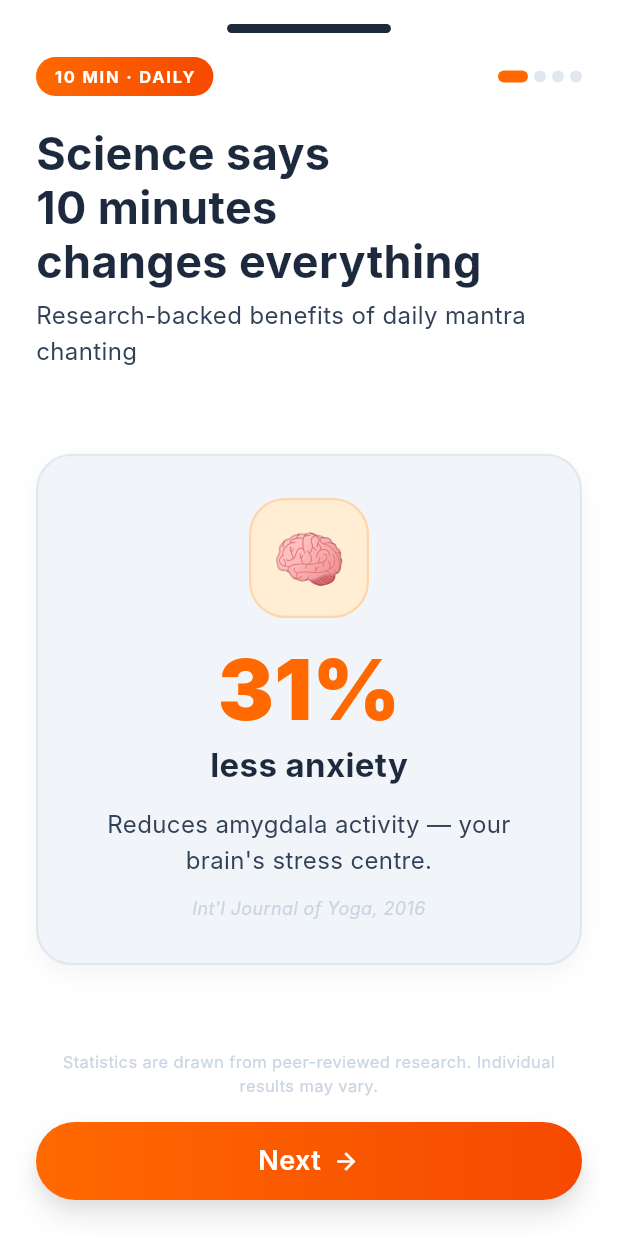
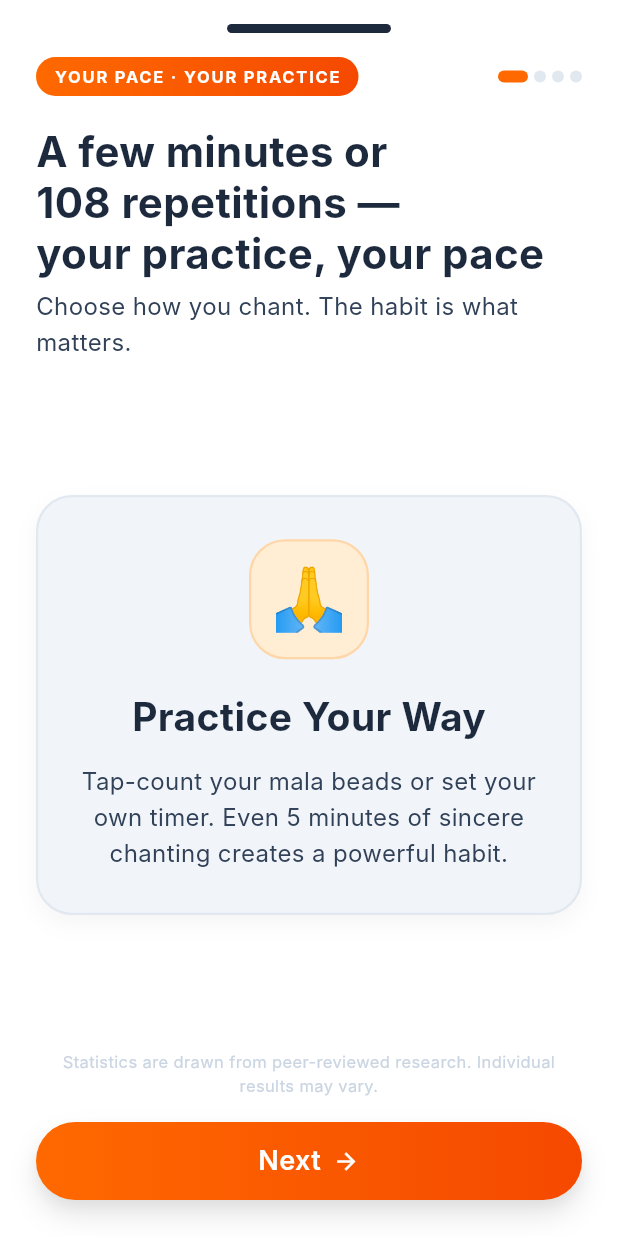
Before and after one commit to mantrastreak-app/MantraStreakApp, a Flutter app: the ChantingStatsScreen screen opened directly with empty values, on a phone screen of 412 x 824 dp. Run offline on Flutter 3.47's test engine with Material 3 defaults, Android fonts, the phone set to English and light mode, and no system bars; our stand-ins replace app_links, just_audio, shared_preferences, supabase_flutter; missing offline and left inert: app_settings; accounts and stored records are empty; Roboto replaces fonts that are missing (Inter).

Commit message:
onboarding changed

```diff
--- a/lib/screens/all_set_screen.dart
+++ b/lib/screens/all_set_screen.dart
@@ -42,8 +42,8 @@ class AllSetScreen extends StatelessWidget {
                             ),
                             const SizedBox(height: 12),
                             Text(
-                              'Everything is set up for your practice',
-                              style: AppTextStyles.bodyLarge.copyWith(fontSize: 18),
+                              'Your practice is ready. Chant at your pace, build your streak, transform your day.',
+                              style: AppTextStyles.bodyLarge.copyWith(fontSize: 16, height: 1.5),
                               textAlign: TextAlign.center,
                             ),
                             const SizedBox(height: 32),
--- a/lib/screens/chanting_stats_screen.dart
+++ b/lib/screens/chanting_stats_screen.dart
@@ -3,35 +3,35 @@ import '../theme/app_theme.dart';
 import '../widgets/app_background.dart';
 import '../widgets/gradient_button.dart';
 
-// Data for each stat slide
+// Data for each slide
 const _stats = [
   _Stat(
-    emoji: '🧠',
-    stat: '31%',
-    headline: 'less anxiety',
-    body: 'Reduces amygdala activity — your brain\'s stress centre.',
-    source: 'Int\'l Journal of Yoga, 2016',
+    emoji: '🙏',
+    stat: '',
+    headline: 'Practice Your Way',
+    body: 'Tap-count your mala beads or set your own timer. Even 5 minutes of sincere chanting creates a powerful habit.',
+    source: '',
   ),
   _Stat(
-    emoji: '📉',
-    stat: '23%',
-    headline: 'lower cortisol',
-    body: 'Measurably cuts the stress hormone with daily practice.',
-    source: 'Harvard Mind-Body Medical Institute',
+    emoji: '📿',
+    stat: '',
+    headline: 'Count Mode',
+    body: 'Tap along with your mala — 11, 21, 54, or 108 repetitions. Complete at your own pace.',
+    source: '',
   ),
   _Stat(
-    emoji: '⚡',
-    stat: '40%',
-    headline: 'more alpha waves',
-    body: 'Boosts the calm-focus brain frequency in minutes.',
-    source: 'Neurological research on meditative states',
+    emoji: '⏱',
+    stat: '',
+    headline: 'Timer Mode',
+    body: 'Set 5, 10, 20 or 30 minutes. Perfect for longer prayers like the Hanuman Chalisa.',
+    source: '',
   ),
   _Stat(
-    emoji: '❤️',
-    stat: '↑ HRV',
-    headline: 'healthier heart',
-    body: 'Improves heart rate variability — a key longevity marker.',
-    source: 'J. of Alt. and Complementary Medicine',
+    emoji: '🔥',
+    stat: '',
+    headline: 'Build the Habit',
+    body: 'Consistency matters more than duration. Even one round counts toward your streak.',
+    source: '',
   ),
 ];
 
@@ -111,7 +111,7 @@ class _ChantingStatsScreenState extends State<ChantingStatsScreen>
                                     borderRadius: BorderRadius.circular(100),
                                   ),
                                   child: const Text(
-                                    '10 MIN · DAILY',
+                                    'YOUR PACE · YOUR PRACTICE',
                                     style: TextStyle(
                                       fontFamily: 'Inter',
                                       fontSize: 11,
@@ -139,10 +139,10 @@ class _ChantingStatsScreenState extends State<ChantingStatsScreen>
                             ),
                             const SizedBox(height: 20),
                             const Text(
-                              'Science says\n10 minutes\nchanges everything',
+                              'A few minutes or\n108 repetitions —\nyour practice, your pace',
                               style: TextStyle(
                                 fontFamily: 'Inter',
-                                fontSize: 30,
+                                fontSize: 28,
                                 fontWeight: FontWeight.w700,
                                 color: AppColors.textDark,
                                 height: 1.2,
@@ -150,7 +150,7 @@ class _ChantingStatsScreenState extends State<ChantingStatsScreen>
                             ),
                             const SizedBox(height: 6),
                             Text(
-                              'Research-backed benefits of daily mantra chanting',
+                              'Choose how you chant. The habit is what matters.',
                               style: AppTextStyles.bodyLarge
                                   .copyWith(color: AppColors.textMedium),
                             ),
@@ -244,7 +244,8 @@ class _ChantingStatsScreenState extends State<ChantingStatsScreen>
             ),
           ),
           const SizedBox(height: 20),
-          // Big stat number
+          // Stat number (only shown when non-empty)
+          if (_stat.stat.isNotEmpty) ...[
             Text(
               _stat.stat,
               style: const TextStyle(
@@ -256,12 +257,13 @@ class _ChantingStatsScreenState extends State<ChantingStatsScreen>
               ),
             ),
             const SizedBox(height: 6),
+          ],
           // Headline
           Text(
             _stat.headline,
-            style: const TextStyle(
+            style: TextStyle(
               fontFamily: 'Inter',
-              fontSize: 22,
+              fontSize: _stat.stat.isEmpty ? 26 : 22,
               fontWeight: FontWeight.w700,
               color: AppColors.textDark,
             ),
@@ -276,8 +278,8 @@ class _ChantingStatsScreenState extends State<ChantingStatsScreen>
             ),
             textAlign: TextAlign.center,
           ),
+          if (_stat.source.isNotEmpty) ...[
             const SizedBox(height: 12),
-          // Source
             Text(
               _stat.source,
               style: const TextStyle(
@@ -288,6 +290,7 @@ class _ChantingStatsScreenState extends State<ChantingStatsScreen>
               ),
               textAlign: TextAlign.center,
             ),
+          ],
         ],
       ),
     );
```
Also changed, not shown: 1 other file. Lines whose indentation alone changed are shown as unchanged.
